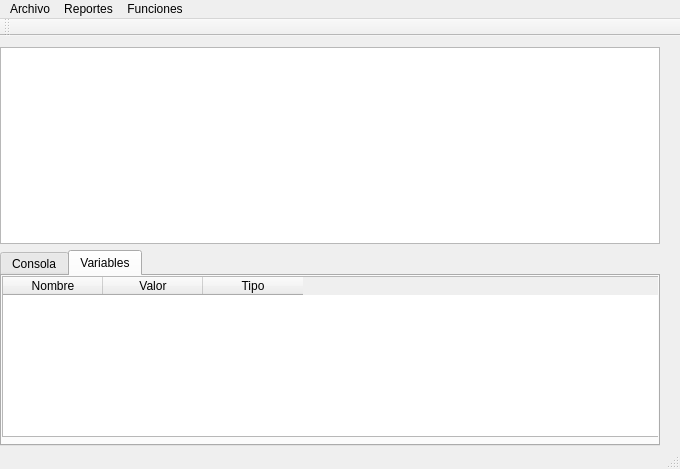
Qt form mainwindow.ui (Xvimnt/-OLC1-Practica2_Compiladores) before a commit.
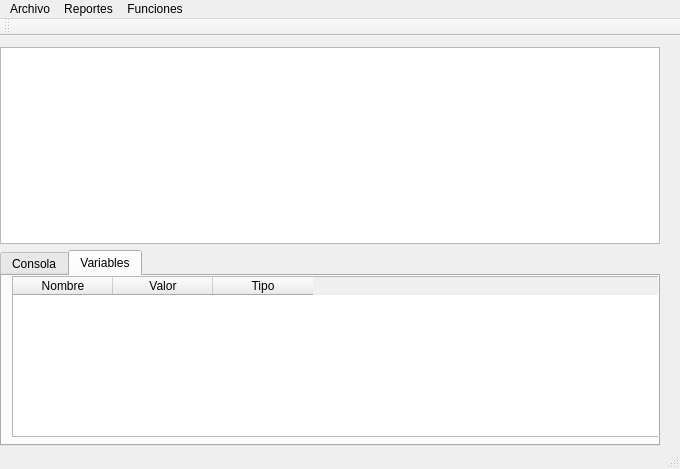
The same form after that commit. The open tabs and pages were chosen to show the change.

Diff of the .ui file:
```diff
--- a/mainwindow.ui
+++ b/mainwindow.ui
@@ -60,12 +60,18 @@
         <widget class="QTableWidget" name="tbVar">
          <property name="geometry">
           <rect>
-           <x>0</x>
+           <x>10</x>
            <y>0</y>
            <width>661</width>
            <height>161</height>
           </rect>
          </property>
+         <property name="lineWidth">
+          <number>4</number>
+         </property>
+         <property name="midLineWidth">
+          <number>1</number>
+         </property>
          <property name="columnCount">
           <number>3</number>
          </property>
```
Left out of the diff: 2 changed lines with no effect on the pictures.
